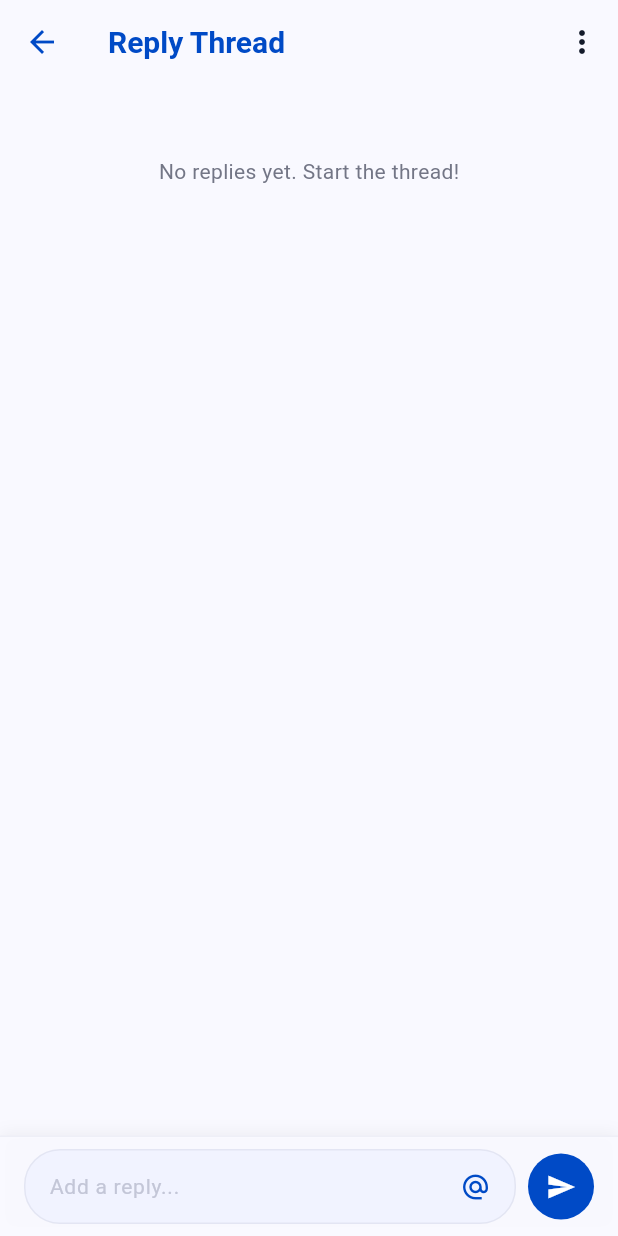
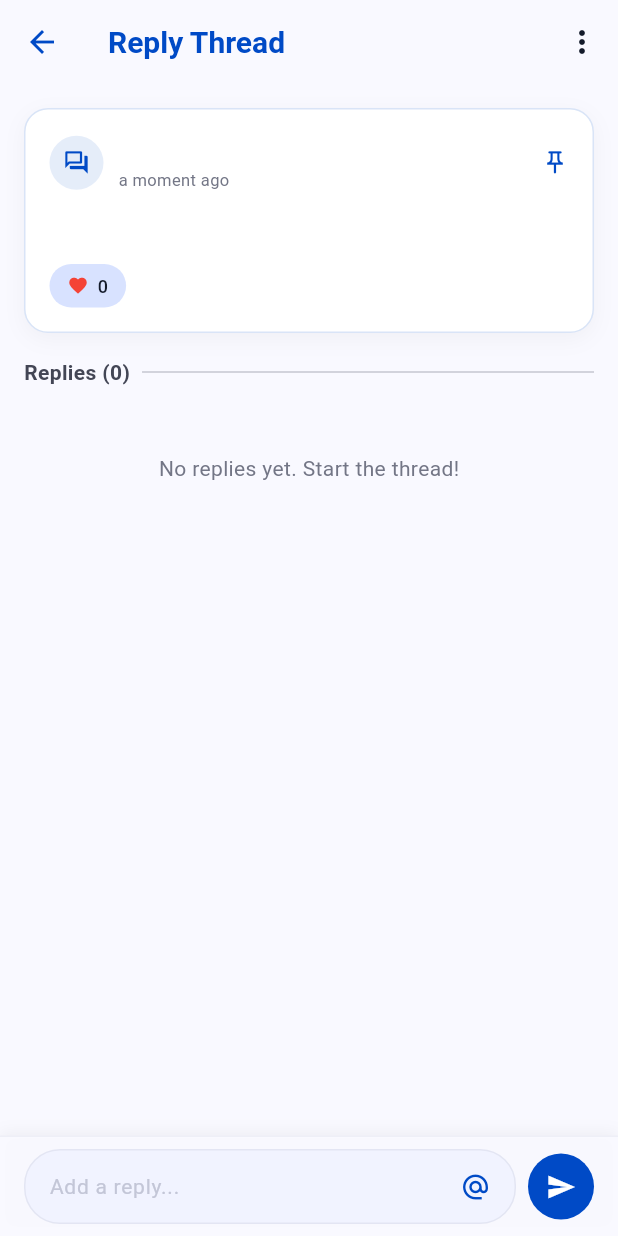
Before and after one commit to danyalbut96-khan/raaz, a Flutter app: the ReplyThreadScreen screen opened directly with empty values, on a phone screen of 412 x 824 dp. Run offline on Flutter 3.47's test engine with Material 3 defaults, Android fonts, the phone set to English and light mode, and no system bars; our stand-ins replace shared_preferences, sqflite, supabase_flutter, timeago; accounts and stored records are empty; network calls fail.

Commit message:
feat: implement comment threading, onboarding flow, and guest access features

```diff
--- a/raaz_app/lib/continue_as_guest_screen.dart
+++ b/raaz_app/lib/continue_as_guest_screen.dart
@@ -2,6 +2,7 @@ import 'package:flutter/material.dart';
 import 'dart:async';
 import 'package:shared_preferences/shared_preferences.dart';
 import 'main.dart'; // To navigate to MainNavigationScreen
+import 'legal_screens.dart'; // For TermsOfServiceScreen and PrivacyPolicyScreen
 
 class ContinueAsGuestScreen extends StatefulWidget {
   const ContinueAsGuestScreen({super.key});
@@ -240,7 +241,7 @@ class _ContinueAsGuestScreenState extends State<ContinueAsGuestScreen> {
                           WidgetSpan(
                             child: GestureDetector(
                               onTap: () {
-                                Navigator.push(context, MaterialPageRoute(builder: (_) => const Scaffold(body: Center(child: Text('Terms of Service Page')))));
+                                Navigator.push(context, MaterialPageRoute(builder: (_) => const TermsOfServiceScreen()));
                               },
                               child: Text('Terms of Service', style: TextStyle(color: primaryColor, fontWeight: FontWeight.w500)),
                             ),
@@ -249,7 +250,7 @@ class _ContinueAsGuestScreenState extends State<ContinueAsGuestScreen> {
                           WidgetSpan(
                             child: GestureDetector(
                               onTap: () {
-                                Navigator.push(context, MaterialPageRoute(builder: (_) => const Scaffold(body: Center(child: Text('Privacy Policy Page')))));
+                                Navigator.push(context, MaterialPageRoute(builder: (_) => const PrivacyPolicyScreen()));
                               },
                               child: Text('Privacy Policy', style: TextStyle(color: primaryColor, fontWeight: FontWeight.w500)),
                             ),
--- a/raaz_app/lib/reply_thread_screen.dart
+++ b/raaz_app/lib/reply_thread_screen.dart
@@ -34,8 +34,15 @@ class _ReplyThreadScreenState extends State<ReplyThreadScreen> {
 
   Future<void> _loadThread() async {
     try {
+      final parentComment = await _commentRepo.getComment(widget.parentCommentId);
       final replies = await _commentRepo.getReplies(widget.parentCommentId);
-      if (mounted) setState(() { _replies = replies; _isLoading = false; });
+      if (mounted) {
+        setState(() {
+          _rootComment = parentComment;
+          _replies = replies;
+          _isLoading = false;
+        });
+      }
     } catch (_) {
       if (mounted) setState(() => _isLoading = false);
     }
@@ -104,6 +111,21 @@ class _ReplyThreadScreenState extends State<ReplyThreadScreen> {
                     child: ListView(
                       padding: const EdgeInsets.all(16),
                       children: [
+                        if (_rootComment != null) ...[
+                          _buildRootCommentCard(_rootComment!, primaryColor),
+                          const SizedBox(height: 16),
+                          Row(
+                            children: [
+                              Text(
+                                'Replies (${_replies.length})',
+                                style: const TextStyle(fontSize: 14, fontWeight: FontWeight.w600, color: Color(0xFF434655)),
+                              ),
+                              const SizedBox(width: 8),
+                              const Expanded(child: Divider()),
+                            ],
+                          ),
+                          const SizedBox(height: 12),
+                        ],
                         // Replies
                         ..._replies.asMap().entries.map((e) => _buildReplyCard(e.key, e.value, primaryColor)),
                         if (_replies.isEmpty)
@@ -232,4 +254,77 @@ class _ReplyThreadScreenState extends State<ReplyThreadScreen> {
       ),
     );
   }
+
+  Widget _buildRootCommentCard(CommentModel root, Color primaryColor) {
+    const Color rootNameColor = Color(0xFF004ac6);
+    return Container(
+      padding: const EdgeInsets.all(16),
+      decoration: BoxDecoration(
+        color: Colors.white,
+        borderRadius: BorderRadius.circular(16),
+        border: Border.all(color: primaryColor.withOpacity(0.15)),
+        boxShadow: [BoxShadow(color: Colors.black.withOpacity(0.04), blurRadius: 12, offset: const Offset(0, 4))],
+      ),
+      child: Column(
+        crossAxisAlignment: CrossAxisAlignment.start,
+        children: [
+          Row(
+            children: [
+              Container(
+                width: 36, height: 36,
+                decoration: BoxDecoration(color: rootNameColor.withOpacity(0.1), shape: BoxShape.circle),
+                child: const Icon(Icons.forum_outlined, size: 18, color: rootNameColor),
+              ),
+              const SizedBox(width: 10),
+              Column(
+                crossAxisAlignment: CrossAxisAlignment.start,
+                children: [
+                  Text(root.pseudonym,
+                      style: const TextStyle(fontSize: 14, fontWeight: FontWeight.w600, color: Color(0xFF141B2B))),
+                  const SizedBox(height: 2),
+                  Text(timeago.format(root.createdAt),
+                      style: const TextStyle(fontSize: 11, color: Color(0xFF737686))),
+                ],
+              ),
+              const Spacer(),
+              const Icon(Icons.push_pin_outlined, color: rootNameColor, size: 18),
+            ],
+          ),
+          const SizedBox(height: 12),
+          Text(root.body, style: const TextStyle(fontSize: 16, height: 1.5, color: Color(0xFF141B2B))),
+          const SizedBox(height: 12),
+          GestureDetector(
+            onTap: () async {
+              try {
+                await _commentRepo.toggleCommentLike(root.id);
+                setState(() {
+                  _rootComment = root.copyWith(
+                    likeCount: root.isLikedByMe ? root.likeCount - 1 : root.likeCount + 1,
+                    isLikedByMe: !root.isLikedByMe,
+                  );
+                });
+              } catch (_) {}
+            },
+            child: Container(
+              padding: const EdgeInsets.symmetric(horizontal: 12, vertical: 6),
+              decoration: BoxDecoration(
+                color: root.isLikedByMe ? const Color(0xFFd8e2ff) : const Color(0xFFf1f3ff),
+                borderRadius: BorderRadius.circular(20),
+              ),
+              child: Row(
+                mainAxisSize: MainAxisSize.min,
+                children: [
+                  Icon(root.isLikedByMe ? Icons.favorite : Icons.favorite_border,
+                      size: 14,
+                      color: root.isLikedByMe ? Colors.red : const Color(0xFF434655)),
+                  const SizedBox(width: 6),
+                  Text('${root.likeCount}', style: const TextStyle(fontSize: 12, fontWeight: FontWeight.w500)),
+                ],
+              ),
+            ),
+          ),
+        ],
+      ),
+    );
+  }
 }
```
Also changed, not shown: raaz_app/lib/data/repositories/comment_repository.dart (+31 -0 lines), raaz_app/lib/home_feed_screen.dart (+9 -7 lines), raaz_app/lib/onboarding_screen.dart (+9 -5 lines), raaz_app/lib/onboarding_screen_3.dart (+12 -5 lines), 1 other file.
